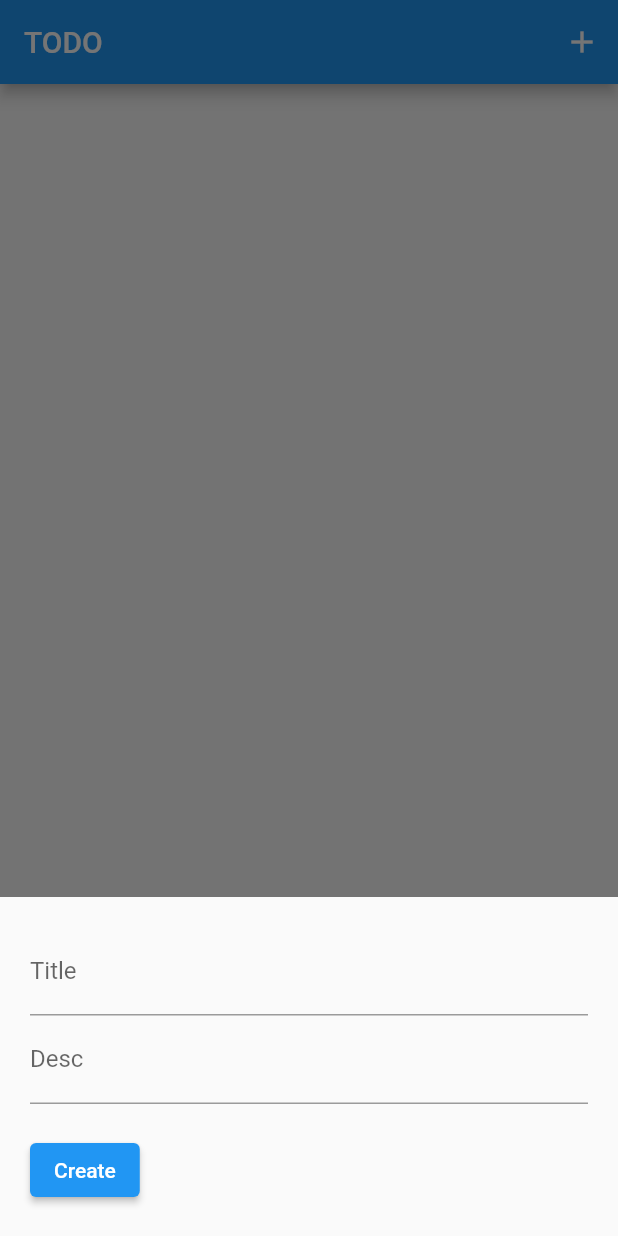
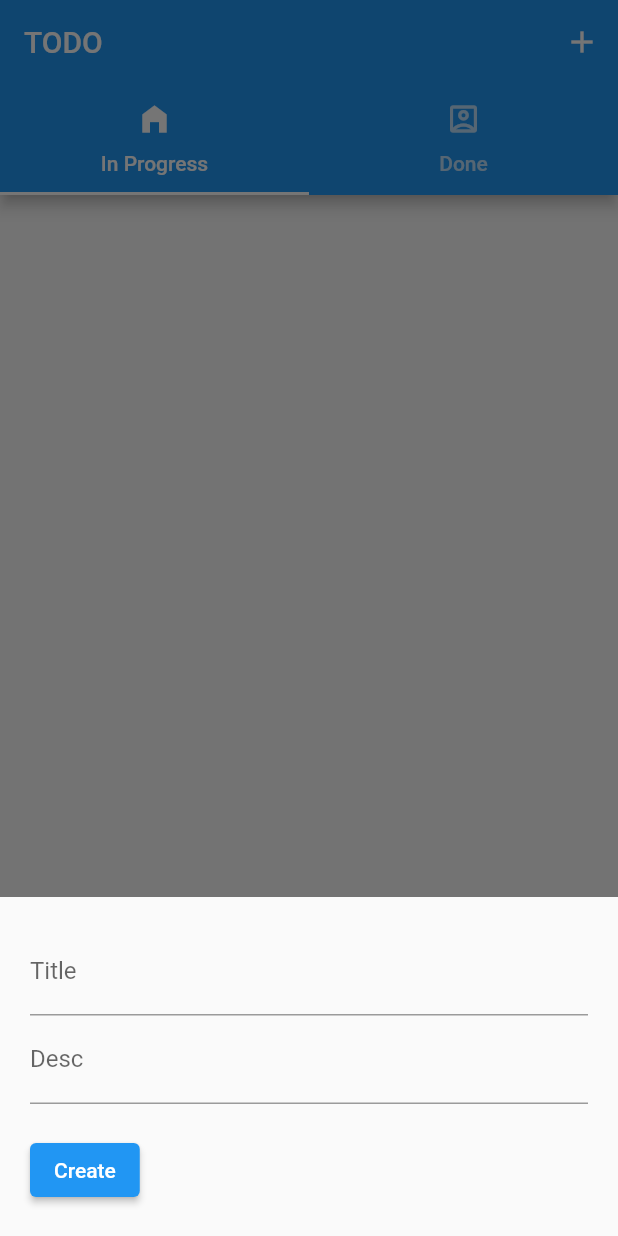
Before and after one commit to aboud-masoud/tuesday-todo-app, a Flutter app: the screen it shows after launch, after a tap on the "add" icon, on a phone screen of 412 x 824 dp. Run offline on Flutter 3.47's test engine with Material 2 defaults, Android fonts, the phone set to English and light mode, and no system bars; our stand-ins replace cloud_firestore, firebase_core; accounts and stored records are empty.

Commit message:
edit status and add tabbar

```diff
--- a/lib/home/home_screen.dart
+++ b/lib/home/home_screen.dart
@@ -1,132 +1,51 @@
 import 'package:flutter/material.dart';
 import 'package:tuesday_todo_app/home/home_bloc.dart';
-import 'package:cloud_firestore/cloud_firestore.dart';
+import 'package:tuesday_todo_app/home/widgets/list_of_data.dart';
+import 'package:tuesday_todo_app/home/widgets/showAddEditItem.dart';
 
-class HomeScreen extends StatelessWidget {
-  HomeScreen({super.key});
+class HomeScreen extends StatefulWidget {
+  const HomeScreen({super.key});
 
+  @override
+  State<HomeScreen> createState() => _HomeScreenState();
+}
+
+class _HomeScreenState extends State<HomeScreen> {
   final bloc = HomeBloc();
+
   @override
   Widget build(BuildContext context) {
-    return Scaffold(
+    return DefaultTabController(
+      length: 2,
+      child: Scaffold(
         appBar: AppBar(
           title: const Text("TODO"),
           actions: [
             IconButton(
               onPressed: () async {
-              await showAddEditItem(context: context);
+                await showAddEditItem(context: context, bloc: bloc);
               },
               icon: const Icon(Icons.add),
             )
           ],
+          bottom: const TabBar(tabs: [
+            Tab(
+              icon: Icon(Icons.home_filled),
+              text: "In Progress",
             ),
-      body: StreamBuilder(
-          stream: bloc.todo.snapshots(),
-          builder: (context, AsyncSnapshot<QuerySnapshot> streamSnapshot) {
-            if (streamSnapshot.hasData) {
-              return ListView.builder(
-                  itemCount: streamSnapshot.data!.docs.length,
-                  itemBuilder: (ctx, index) {
-                    final DocumentSnapshot documentSnapshot =
-                        streamSnapshot.data!.docs[index];
-                    return ListTile(
-                      title: Text(
-                          streamSnapshot.data!.docs[index]["title"].toString()),
-                      subtitle: Text(
-                          streamSnapshot.data!.docs[index]["desc"].toString()),
-                      trailing: SizedBox(
-                        width: 100,
-                        child: Row(
+            Tab(
+              icon: Icon(Icons.account_box_outlined),
+              text: "Done",
+            ),
+          ]),
+        ),
+        body: TabBarView(
           children: [
-                            IconButton(
-                                icon: const Icon(Icons.edit),
-                                onPressed: () async {
-                                  await showAddEditItem(
-                                      context: context,
-                                      action: "update",
-                                      documentID: documentSnapshot.id);
-                                }),
-                            IconButton(
-                                icon: const Icon(Icons.delete),
-                                onPressed: () {
-                                  bloc.deleteItemFromFireStore(
-                                      documentSnapshot.id);
-                                }),
+            ListOfData(bloc: bloc, noteType: NoteType.inProgress),
+            ListOfData(bloc: bloc, noteType: NoteType.done),
           ],
         ),
       ),
     );
-                  });
-            } else {
-              return const Center(
-                child: CircularProgressIndicator(),
-              );
-            }
-          }),
-    );
-  }
-
-  Future showAddEditItem(
-      {required BuildContext context,
-      String action = "create",
-      String? documentID}) async {
-    await showModalBottomSheet(
-        isScrollControlled: true,
-        context: context,
-        builder: (BuildContext ctx) {
-          return Padding(
-            padding: EdgeInsets.only(
-                top: 20,
-                left: 20,
-                right: 20,
-                // prevent the soft keyboard from covering text fields
-                bottom: MediaQuery.of(ctx).viewInsets.bottom + 20),
-            child: Column(
-              mainAxisSize: MainAxisSize.min,
-              crossAxisAlignment: CrossAxisAlignment.start,
-              children: [
-                TextField(
-                  controller: bloc.titleController,
-                  decoration: const InputDecoration(labelText: 'Title'),
-                ),
-                TextField(
-                  keyboardType:
-                      const TextInputType.numberWithOptions(decimal: true),
-                  controller: bloc.descController,
-                  decoration: const InputDecoration(
-                    labelText: 'Desc',
-                  ),
-                ),
-                const SizedBox(
-                  height: 20,
-                ),
-                ElevatedButton(
-                  child: Text(action == 'create' ? 'Create' : 'Update'),
-                  onPressed: () async {
-                    final String title = bloc.titleController.text;
-                    final String desc = bloc.descController.text;
-                    if (title != "" && desc != "") {
-                      if (action == 'create') {
-                        bloc.addItemToFireStore(title: title, desc: desc);
-                      }
-
-                      if (action == 'update') {
-                        bloc.updateItemOnFireStore(
-                            documentID: documentID!, title: title, desc: desc);
-                      }
-
-                      // // Clear the text fields
-                      bloc.titleController.text = '';
-                      bloc.descController.text = '';
-
-                      // Hide the bottom sheet
-                      Navigator.of(context).pop();
-                    }
-                  },
-                )
-              ],
-            ),
-          );
-        });
   }
 }
--- /dev/null
+++ b/lib/home/widgets/list_of_data.dart
@@ -0,0 +1,100 @@
+import 'package:cloud_firestore/cloud_firestore.dart';
+import 'package:flutter/material.dart';
+import 'package:tuesday_todo_app/home/home_bloc.dart';
+import 'package:tuesday_todo_app/home/widgets/showAddEditItem.dart';
+
+enum NoteType { inProgress, done }
+
+class ListOfData extends StatelessWidget {
+  final HomeBloc bloc;
+  final NoteType noteType;
+  const ListOfData({required this.bloc, required this.noteType, Key? key}) : super(key: key);
+
+  @override
+  Widget build(BuildContext context) {
+    return StreamBuilder(
+        stream: bloc.todo.snapshots(),
+        builder: (context, AsyncSnapshot<QuerySnapshot> streamSnapshot) {
+          if (streamSnapshot.hasData) {
+            List dataList = [];
+
+            for (var item in streamSnapshot.data!.docs) {
+              if (item["note status"] == "inprogress" && noteType == NoteType.inProgress) {
+                dataList.add(item);
+              } else if (item["note status"] != "inprogress" && noteType == NoteType.done) {
+                dataList.add(item);
+              }
+            }
+
+            return ListView.builder(
+                itemCount: dataList.length,
+                itemBuilder: (ctx, index) {
+                  final DocumentSnapshot documentSnapshot = dataList[index];
+                  return ListTile(
+                    title: Text(dataList[index]["title"].toString()),
+                    subtitle: Text(dataList[index]["desc"].toString()),
+                    trailing: noteType == NoteType.inProgress
+                        ? SizedBox(
+                            width: 150,
+                            child: Row(
+                              children: [
+                                IconButton(
+                                    icon: const Icon(Icons.edit),
+                                    onPressed: () async {
+                                      await showAddEditItem(
+                                          context: context,
+                                          bloc: bloc,
+                                          action: "update",
+                                          documentID: documentSnapshot.id,
+                                          snapshot: dataList[index]);
+                                    }),
+                                IconButton(
+                                    icon: const Icon(Icons.delete),
+                                    onPressed: () {
+                                      bloc.deleteItemFromFireStore(documentSnapshot.id);
+                                    }),
+                                IconButton(
+                                    icon: const Icon(Icons.arrow_circle_right),
+                                    onPressed: () async {
+                                      bloc.changeNoteStatusToDone(
+                                        documentID: documentSnapshot.id,
+                                        title: dataList[index]["title"].toString(),
+                                        desc: dataList[index]["desc"].toString(),
+                                      );
+                                    }),
+                              ],
+                            ),
+                          )
+                        : SizedBox(
+                            width: 100,
+                            child: Row(
+                              children: [
+                                IconButton(
+                                    icon: const Icon(Icons.reset_tv_rounded),
+                                    onPressed: () async {
+                                      //TODO
+
+                                      bloc.changeNoteStatusToInProgress(
+                                        documentID: documentSnapshot.id,
+                                        title: dataList[index]["title"].toString(),
+                                        desc: dataList[index]["desc"].toString(),
+                                      );
+                                    }),
+                                IconButton(
+                                    icon: const Icon(Icons.delete),
+                                    onPressed: () {
+                                      bloc.deleteItemFromFireStore(documentSnapshot.id);
+                                    }),
+                              ],
+                            ),
+                          ),
+                  );
+                });
+          } else {
+            return const Center(
+              child: CircularProgressIndicator(),
+            );
+          }
+        });
+  }
+}
--- /dev/null
+++ b/lib/home/widgets/showAddEditItem.dart
@@ -0,0 +1,72 @@
+import 'package:cloud_firestore/cloud_firestore.dart';
+import 'package:flutter/material.dart';
+import 'package:tuesday_todo_app/home/home_bloc.dart';
+
+Future showAddEditItem(
+    {required BuildContext context,
+    required HomeBloc bloc,
+    String action = "create",
+    String? documentID,
+    QueryDocumentSnapshot? snapshot}) async {
+  if (action != "create") {
+    bloc.titleController.text = snapshot!["title"].toString();
+    bloc.descController.text = snapshot["desc"].toString();
+  }
+
+  await showModalBottomSheet(
+      isScrollControlled: true,
+      context: context,
+      builder: (BuildContext ctx) {
+        return Padding(
+          padding: EdgeInsets.only(
+              top: 20,
+              left: 20,
+              right: 20,
+              // prevent the soft keyboard from covering text fields
+              bottom: MediaQuery.of(ctx).viewInsets.bottom + 20),
+          child: Column(
+            mainAxisSize: MainAxisSize.min,
+            crossAxisAlignment: CrossAxisAlignment.start,
+            children: [
+              TextField(
+                controller: bloc.titleController,
+                decoration: const InputDecoration(labelText: 'Title'),
+              ),
+              TextField(
+                keyboardType: const TextInputType.numberWithOptions(decimal: true),
+                controller: bloc.descController,
+                decoration: const InputDecoration(
+                  labelText: 'Desc',
+                ),
+              ),
+              const SizedBox(
+                height: 20,
+              ),
+              ElevatedButton(
+                child: Text(action == 'create' ? 'Create' : 'Update'),
+                onPressed: () async {
+                  final String title = bloc.titleController.text;
+                  final String desc = bloc.descController.text;
+                  if (title != "" && desc != "") {
+                    if (action == 'create') {
+                      bloc.addItemToFireStore(title: title, desc: desc);
+                    }
+
+                    if (action == 'update') {
+                      bloc.updateItemOnFireStore(documentID: documentID!, title: title, desc: desc);
+                    }
+
+                    // // Clear the text fields
+                    bloc.titleController.text = '';
+                    bloc.descController.text = '';
+
+                    // Hide the bottom sheet
+                    Navigator.of(context).pop();
+                  }
+                },
+              )
+            ],
+          ),
+        );
+      });
+}
--- a/pubspec.yaml
+++ b/pubspec.yaml
@@ -3,7 +3,7 @@ description: A new Flutter project.
 
 # The following line prevents the package from being accidentally published to
 # pub.dev using `flutter pub publish`. This is preferred for private packages.
-publish_to: 'none' # Remove this line if you wish to publish to pub.dev
+publish_to: "none" # Remove this line if you wish to publish to pub.dev
 
 # The following defines the version and build number for your application.
 # A version number is three numbers separated by dots, like 1.2.43
@@ -30,7 +30,6 @@ dependencies:
   flutter:
     sdk: flutter
 
-
   # The following adds the Cupertino Icons font to your application.
   # Use with the CupertinoIcons class for iOS style icons.
   cupertino_icons: ^1.0.2
@@ -52,7 +51,6 @@ dev_dependencies:
 
 # The following section is specific to Flutter packages.
 flutter:
-
   # The following line ensures that the Material Icons font is
   # included with your application, so that you can use the icons in
   # the material Icons class.
```
Also changed, not shown: lib/home/home_bloc.dart (+16 -8 lines), 7 other files. Lines whose indentation alone changed are shown as unchanged.
